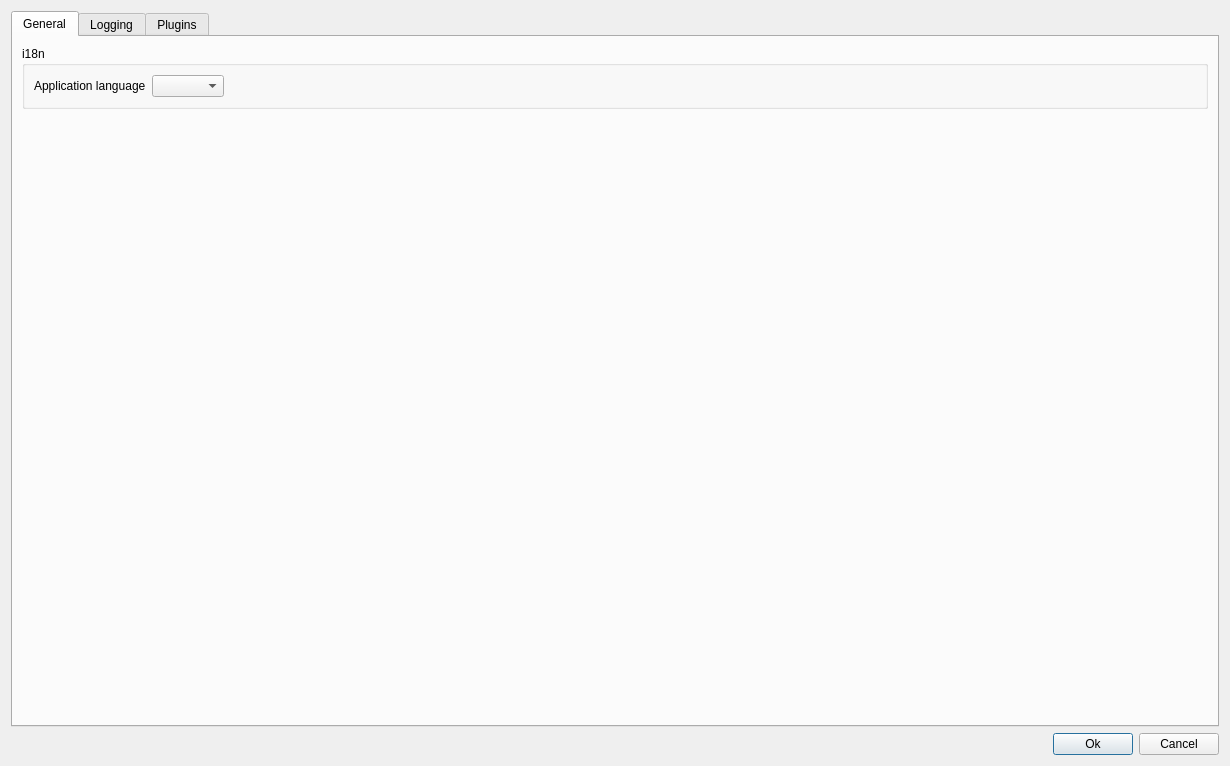
Before: the Qt Designer form resources/forms/SettingsDialogDesign.ui in einaru/luma, drawn with Qt 5.
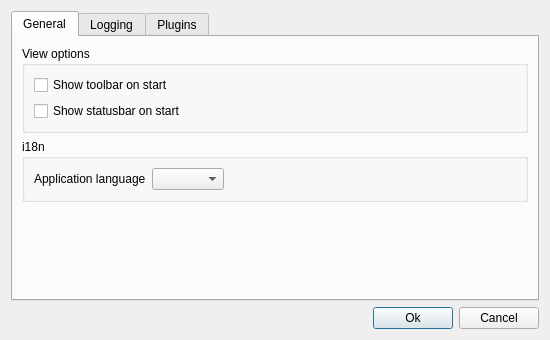
After: the same form once the commit is applied. The open tabs and pages were chosen to show the change.

What changed in the file:
```diff
--- a/resources/forms/SettingsDialogDesign.ui
+++ b/resources/forms/SettingsDialogDesign.ui
@@ -7,8 +7,8 @@
    <rect>
     <x>0</x>
     <y>0</y>
-    <width>1230</width>
-    <height>766</height>
+    <width>550</width>
+    <height>340</height>
    </rect>
   </property>
   <property name="windowTitle">
@@ -62,6 +62,29 @@
        <string>General</string>
       </attribute>
       <layout class="QVBoxLayout" name="verticalLayout_3">
+       <item>
+        <widget class="QGroupBox" name="groupBox_2">
+         <property name="title">
+          <string>View options</string>
+         </property>
+         <layout class="QGridLayout" name="gridLayout_2">
+          <item row="0" column="0">
+           <widget class="QCheckBox" name="checkBox">
+            <property name="text">
+             <string>Show toolbar on start</string>
+            </property>
+           </widget>
+          </item>
+          <item row="1" column="0">
+           <widget class="QCheckBox" name="checkBox_2">
+            <property name="text">
+             <string>Show statusbar on start</string>
+            </property>
+           </widget>
+          </item>
+         </layout>
+        </widget>
+       </item>
        <item>
         <widget class="QGroupBox" name="i18nGroup">
          <property name="title">
```
Left out of the diff: 2 changed lines with no effect on the pictures.
